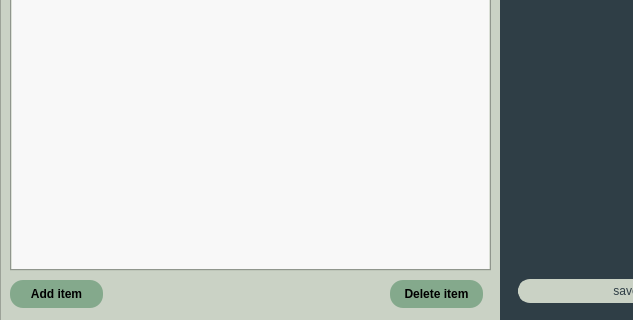
This is source/code/main.ui in tomas-magat/camels-eshop-infosystem as Qt 5 draws it before an edit; both pictures show x 0 to 633 and y 130 to 450 of the 800 by 450 pixel window. The edited form follows.
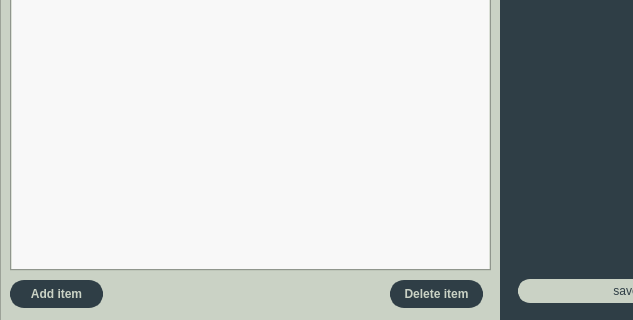
This is the edited form. The open tabs and pages were chosen to show the change. Icons and pictures are not drawn.

What changed in the file:
```diff
--- a/source/code/main.ui
+++ b/source/code/main.ui
@@ -1318,12 +1318,11 @@
           </property>
           <property name="styleSheet">
            <string notr="true">#addItem {
-  color: #000000;
-  background-color: rgb(132, 169, 140);
-  border-radius: 13px;
-  border: none;
+	border: 5px solid #2f3e46; 
+	border-radius: 14px;
+	background-color: #2f3e46;
+	color: #cad2c5;
 }
-
 #addItem:hover {
   background-color:rgb(47, 62, 70);
   color: #ffffff;
@@ -1351,12 +1350,11 @@
           </property>
           <property name="styleSheet">
            <string notr="true">#deleteItem {
-  color: #000000;
-  background-color: rgb(132, 169, 140);
-  border-radius: 13px;
-  border: none;
+	border: 5px solid #2f3e46; 
+	border-radius: 14px;
+	background-color: #2f3e46;
+	color: #cad2c5;
 }
-
 #deleteItem:hover {
   background-color:rgb(47, 62, 70);
   color: #ffffff;
```
Left out of the diff: 27 changed lines with no effect on the pictures.
